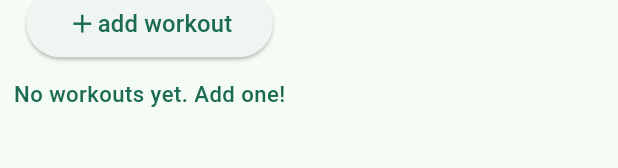
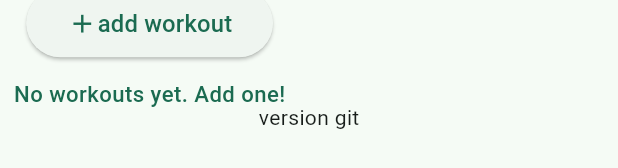
Before and after one commit to Dieterbe/body.build, a Flutter app: the ProgrammerBuilder widget shown alone on an empty page, opened directly, on a phone screen of 412 x 824 dp. Shown: the part 160-328 px from the top of the screen. Run offline on Flutter 3.47's test engine with Material 3 defaults, Android fonts, the phone set to English and light mode, and no system bars; our stand-ins replace flutter_markdown, flutter_riverpod, flutter_svg, freezed_annotation, go_router, riverpod_annotation and 1 more; missing offline and left inert: iconify_flutter, ml_linalg; accounts and stored records are empty; generated files the repository leaves out were written again.

Commit message:
cleaner way to do the versions

```diff
--- a/lib/ui/const.dart
+++ b/lib/ui/const.dart
@@ -1,2 +1,3 @@
 const minScreenWidth = 1000; // enforced. we need this to make render properly
 // we don't enforce a minimum screen height, because the whole UI is vertically scrollable
+const version = 'git'; // managed via scripts/build-deploy.sh
--- /dev/null
+++ b/lib/ui/core/widget/version.dart
@@ -0,0 +1,11 @@
+import 'package:bodybuild/ui/const.dart';
+import 'package:flutter/material.dart';
+
+class VersionWidget extends StatelessWidget {
+  const VersionWidget({super.key});
+
+  @override
+  Widget build(BuildContext context) {
+    return const Text("version $version");
+  }
+}
--- a/lib/ui/programmer/page/programmer.dart
+++ b/lib/ui/programmer/page/programmer.dart
@@ -96,8 +96,7 @@ class _ProgrammerScreenState extends State<ProgrammerScreen> {
             crossAxisAlignment: CrossAxisAlignment.end,
             children: [
               Logo(height: 60),
-              Text('beta', // managed via script
-                  style: TextStyle(fontWeight: FontWeight.w300)),
+              Text('beta', style: TextStyle(fontWeight: FontWeight.w300)),
             ],
           ),
         ),
--- a/lib/ui/programmer/page/programmer_builder.dart
+++ b/lib/ui/programmer/page/programmer_builder.dart
@@ -1,3 +1,4 @@
+import 'package:bodybuild/ui/core/widget/version.dart';
 import 'package:flutter/material.dart';
 import 'package:flutter_riverpod/flutter_riverpod.dart';
 import 'package:bodybuild/data/programmer/program.dart';
@@ -105,6 +106,7 @@ class ProgrammerBuilder extends ConsumerWidget {
                   ],
                 ),
               ),
+            const VersionWidget(),
           ]);
         },
       ),
--- a/lib/ui/programmer/page/programmer_setup.dart
+++ b/lib/ui/programmer/page/programmer_setup.dart
@@ -1,3 +1,4 @@
+import 'package:bodybuild/ui/core/widget/version.dart';
 import 'package:flutter/material.dart';
 import 'package:bodybuild/ui/programmer/page/programmer_setup_facts.dart';
 import 'package:bodybuild/ui/programmer/page/programmer_setup_filters.dart';
@@ -40,6 +41,7 @@ class ProgrammerSetup extends StatelessWidget {
           padding: EdgeInsets.all(8.0),
           child: ProgrammerSetupFilters(),
         ),
+        const VersionWidget(),
       ],
     );
   }
```
Also changed, not shown: 2 other files.
